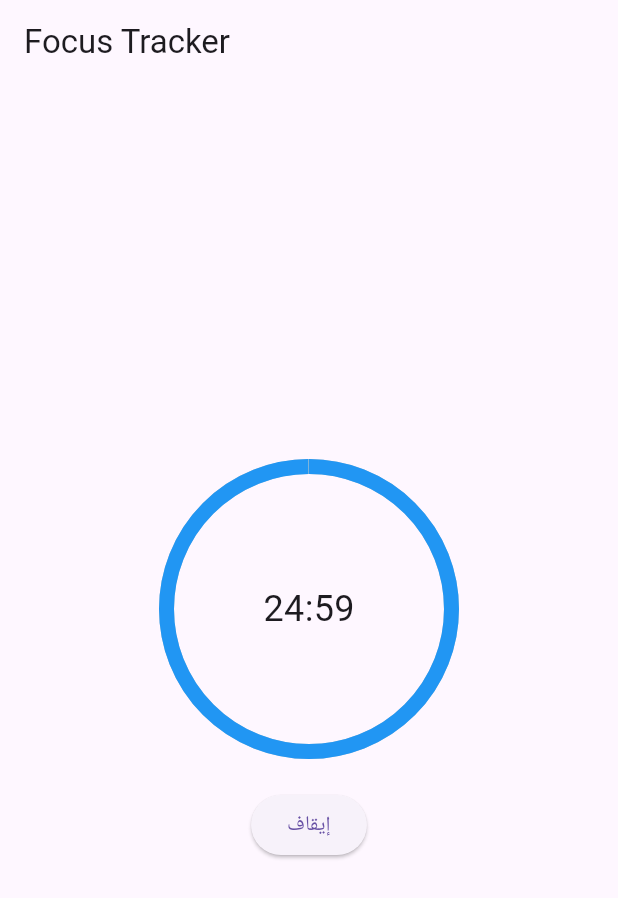
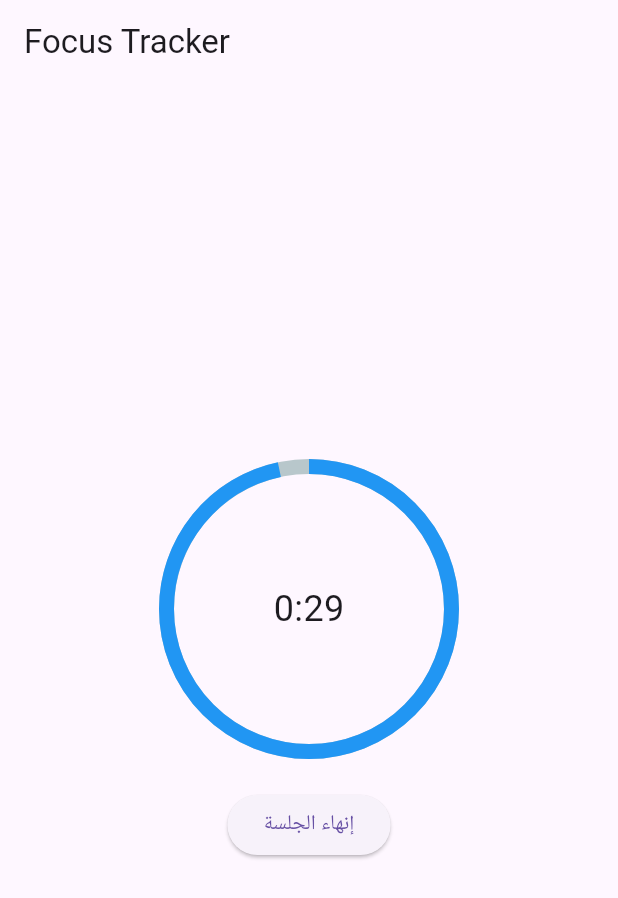
Before and after one commit to AhmadMahdaly/Focus_tracker, a Flutter app: the screen it shows after launch, after a tap on "ابدأ التركيز", on a phone screen of 412 x 824 dp. Shown: the top 898 px of the screen. Run offline on Flutter 3.47's test engine with Material 3 defaults, Android fonts, the phone set to English and light mode, and no system bars; drawn by our look-alikes of percent_indicator; our stand-ins replace flutter_local_notifications.

Commit message:
Update timer duration in HomeScreen to 30 seconds and adjust related calculations; for test

```diff
--- a/lib/home_screen.dart
+++ b/lib/home_screen.dart
@@ -11,7 +11,8 @@ class HomeScreen extends StatefulWidget {
 }
 
 class _HomeScreenState extends State<HomeScreen> {
-  int _seconds = 1500; // 25 دقيقة (25 × 60 ثانية)
+  ///1500
+  int _seconds = 30; // 25 دقيقة (25 × 60 ثانية)
   bool _isRunning = false;
 
   void _startTimer() {
@@ -37,7 +38,8 @@ class _HomeScreenState extends State<HomeScreen> {
 
   void _resetTimer() {
     setState(() {
-      _seconds = 1500;
+      ///1500
+      _seconds = 30;
       _isRunning = false;
     });
   }
@@ -78,9 +80,11 @@ class _HomeScreenState extends State<HomeScreen> {
           mainAxisAlignment: MainAxisAlignment.center,
           children: [
             CircularPercentIndicator(
-              radius: 100.0,
-              lineWidth: 10.0,
-              percent: _seconds / 1500,
+              radius: 100,
+              lineWidth: 10,
+
+              ///1500
+              percent: _seconds / 30,
               center: Text(
                 _formatTime(_seconds),
                 style: const TextStyle(fontSize: 24),
@@ -91,7 +95,7 @@ class _HomeScreenState extends State<HomeScreen> {
             _isRunning
                 ? ElevatedButton(
                   onPressed: _resetTimer,
-                  child: const Text("إيقاف"),
+                  child: const Text("إنهاء الجلسة"),
                 )
                 : ElevatedButton(
                   onPressed: _startTimer,
```
